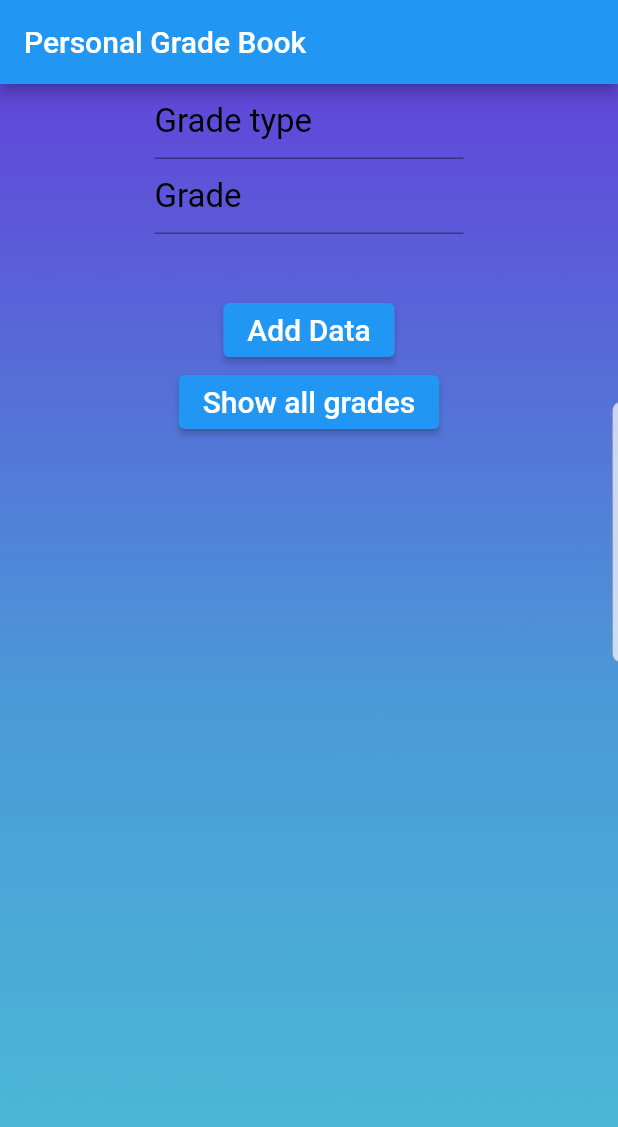
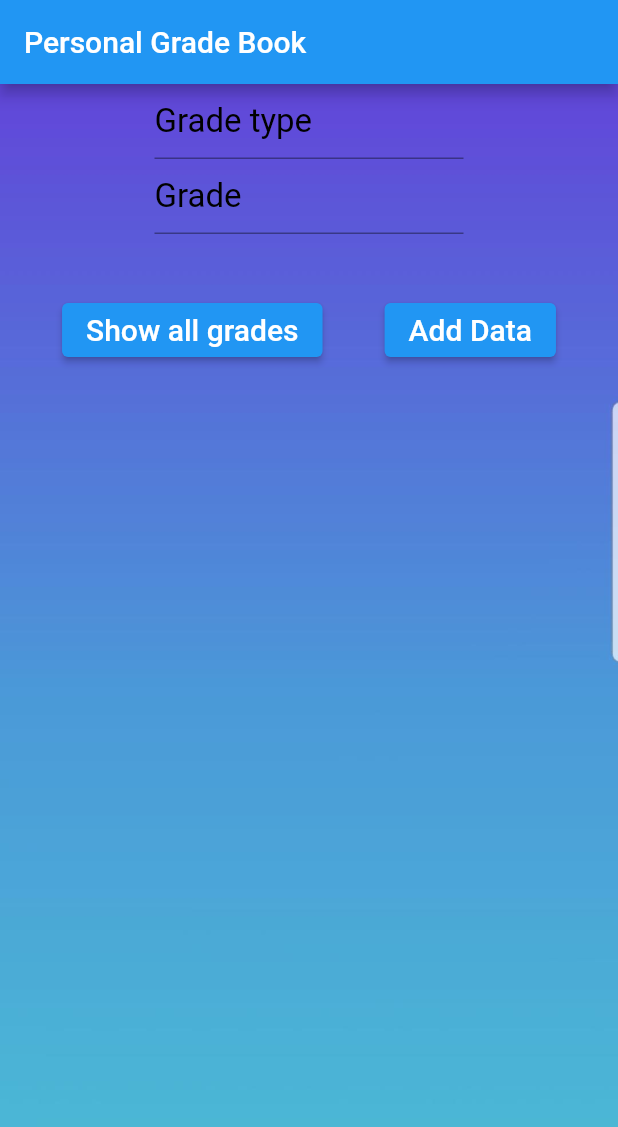
Before and after one commit to jfleming3/final_project_flutter, a Flutter app: the screen it shows after launch, on a phone screen of 412 x 824 dp. Shown: the top 1127 px of the screen. Run offline on Flutter 3.47's test engine with Material 2 defaults, Android fonts, the phone set to English and light mode, and no system bars; our stand-ins replace cloud_firestore, firebase_core; accounts and stored records are empty.

Commit message:
update UI

```diff
--- a/lib/main.dart
+++ b/lib/main.dart
@@ -71,9 +71,37 @@ class _FirebaseState extends State<FirebaseDemo> {
     );
   }
 
-  Widget addtoDatabase(){
-    return SizedBox(
-      child: ElevatedButton(
+  //Widget addtoDatabase(){
+    //return SizedBox(
+      //child: ElevatedButton(
+          //onPressed: () async {
+            //final String name = _gradetypeTextField.text;
+            //final String score = _newItemTextField.text;
+            //final gradeModel grade = gradeModel(type: name, score: score);
+
+            //await databse.add(grade.toMap());
+          //},
+          //child: Text(
+          //  'Add Data',
+        //    style: TextStyle(fontSize: 20),
+      //    )),
+    //);
+  //}
+
+  Widget showgradeButton(){
+    return Container(
+      child: Row(
+        mainAxisAlignment: MainAxisAlignment.spaceEvenly,
+        children: [
+              ElevatedButton(
+                  onPressed: ()  {
+                    itemListWidget();
+                  },
+                  child: Text(
+                    'Show all grades',
+                    style: TextStyle(fontSize: 20),
+                  )),
+              ElevatedButton(
                   onPressed: () async {
                     final String name = _gradetypeTextField.text;
                     final String score = _newItemTextField.text;
@@ -85,19 +113,8 @@ class _FirebaseState extends State<FirebaseDemo> {
                     'Add Data',
                     style: TextStyle(fontSize: 20),
                   )),
-    );
-  }
-
-  Widget showgradeButton(){
-    return SizedBox(
-      child: ElevatedButton(
-          onPressed: ()  {
-            itemListWidget();
-          },
-          child: Text(
-            'Show all grades',
-            style: TextStyle(fontSize: 20),
-          )),
+            ],
+      ),
     );
   }
 
@@ -140,7 +157,7 @@ class _FirebaseState extends State<FirebaseDemo> {
             gradeTextFieldWidget(),
             TextFieldWidget(),
               SizedBox(height: 40,),
-            addtoDatabase(),
+            //addtoDatabase(),
               showgradeButton()
           ],
 
```
Lines whose indentation alone changed are shown as unchanged.
